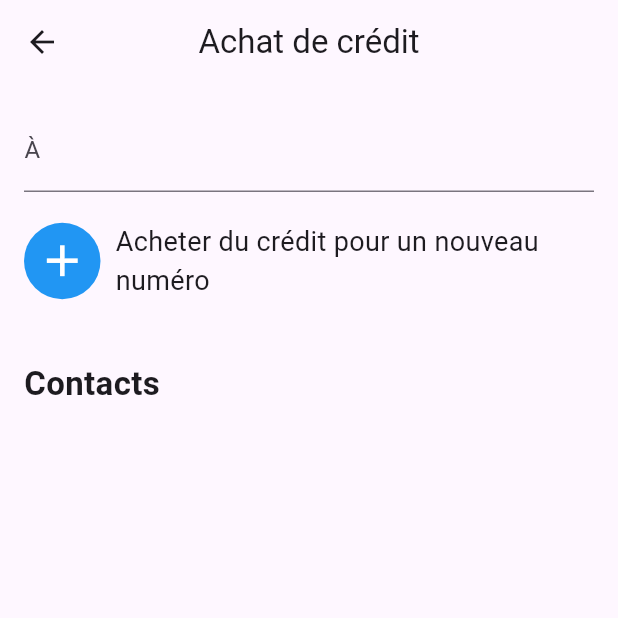
After one commit to cyborgfeep/esmt_dar_2025, a Flutter app: the screen it shows after launch, after a tap on "10.000F", after a tap on "Crédit", on a phone screen of 412 x 824 dp, the top half of it. The commit adds this screen. Run offline on Flutter 3.47's test engine with Material 3 defaults, Android fonts, the phone set to English and light mode, and no system bars; our stand-ins replace camera, flutter_contacts, google_fonts, pretty_qr_code, sqflite, toggle_switch; accounts and stored records are empty.

Commit message:
Quarter Commit

```diff
--- /dev/null
+++ b/lib/models/fav_contacts.dart
@@ -0,0 +1,26 @@
+final String tableContact = 'contact';
+final String columnId = '_id';
+final String columnName = 'name';
+final String columnPhone = 'phone';
+
+class FavContact {
+  int? id;
+  String? name;
+  String? phone;
+
+  FavContact({this.id, this.name, this.phone});
+
+  Map<String, Object?> toMap() {
+    var map = <String, Object?>{columnName: name, columnPhone: phone};
+    if (id != null) {
+      map[columnId] = id;
+    }
+    return map;
+  }
+
+  FavContact.fromMap(Map<dynamic, dynamic> map) {
+    id = map[columnId];
+    name = map[columnName];
+    phone = map[columnPhone];
+  }
+}
--- a/lib/screens/home_screen.dart
+++ b/lib/screens/home_screen.dart
@@ -1,11 +1,11 @@
 import 'package:cours_dar_2025/models/option.dart';
 import 'package:cours_dar_2025/models/transaction.dart';
 import 'package:cours_dar_2025/screens/scan_screen.dart';
+import 'package:cours_dar_2025/screens/transaction_screen.dart';
 import 'package:cours_dar_2025/utils/constants.dart';
 import 'package:cours_dar_2025/widgets/card_widget.dart';
 import 'package:flutter/material.dart';
 import 'package:google_fonts/google_fonts.dart';
-import 'package:pretty_qr_code/pretty_qr_code.dart';
 
 class HomeScreen extends StatefulWidget {
   const HomeScreen({super.key});
@@ -197,7 +197,18 @@ class _HomeScreenState extends State<HomeScreen> {
     required String title,
     required IconData icon,
   }) {
-    return Column(
+    return GestureDetector(
+      onTap: () {
+        if (title == "Transfert" || title == "Crédit") {
+          Navigator.push(
+            context,
+            MaterialPageRoute(
+              builder: (context) => TransactionScreen(title: title),
+            ),
+          );
+        }
+      },
+      child: Column(
         children: [
           Container(
             padding: EdgeInsets.all(12),
@@ -210,6 +221,7 @@ class _HomeScreenState extends State<HomeScreen> {
           SizedBox(height: 5),
           Text(title, style: GoogleFonts.aBeeZee(fontSize: 14)),
         ],
+      ),
     );
   }
 }
--- /dev/null
+++ b/lib/screens/transaction_screen.dart
@@ -0,0 +1,234 @@
+import 'package:cours_dar_2025/models/fav_contacts.dart';
+import 'package:cours_dar_2025/services/database_helper.dart';
+import 'package:flutter/material.dart';
+import 'package:flutter_contacts/flutter_contacts.dart';
+import 'package:google_fonts/google_fonts.dart';
+import 'package:sqflite/sqflite.dart';
+
+class TransactionScreen extends StatefulWidget {
+  final String title;
+
+  const TransactionScreen({super.key, required this.title});
+
+  @override
+  State<TransactionScreen> createState() => _TransactionScreenState();
+}
+
+class _TransactionScreenState extends State<TransactionScreen> {
+  List<Contact> contactList = [];
+  List<FavContact> favContactList = [];
+  bool isLoading = false;
+  DatabaseHelper databaseHelper = DatabaseHelper();
+
+  @override
+  void initState() {
+    super.initState();
+    getContacts();
+    getFavContacts();
+  }
+
+  getFavContacts() async {
+    var databasesPath = await getDatabasesPath();
+    String path = "$databasesPath/contacts.db";
+    databaseHelper.open(path).then((value) {
+      databaseHelper.getFavContacts().then((value) {
+        favContactList = value;
+        setState(() {});
+      });
+    });
+  }
+
+  getContacts() async {
+    setState(() {
+      isLoading = true;
+    });
+    if (await FlutterContacts.requestPermission()) {
+      contactList = await FlutterContacts.getContacts(withProperties: true);
+      contactList.removeWhere((element) => element.phones.isEmpty);
+      contactList.removeWhere(
+        (element) => !element.phones.first.normalizedNumber.startsWith("+221"),
+      );
+      setState(() {
+        isLoading = false;
+      });
+    }
+  }
+
+  @override
+  Widget build(BuildContext context) {
+    return Scaffold(
+      appBar: AppBar(
+        title: Text(
+          widget.title == "Transfert"
+              ? "Envoyer de l'argent"
+              : "Achat de crédit",
+        ),
+        centerTitle: true,
+      ),
+      body: Padding(
+        padding: const EdgeInsets.all(16.0),
+        child: SingleChildScrollView(
+          child: Column(
+            crossAxisAlignment: CrossAxisAlignment.start,
+            children: [
+              TextField(decoration: InputDecoration(labelText: "À")),
+              SizedBox(height: 20),
+              Row(
+                children: [
+                  Container(
+                    decoration: BoxDecoration(
+                      color: Colors.blue,
+                      borderRadius: BorderRadius.circular(45),
+                    ),
+                    padding: EdgeInsets.all(8),
+                    child: Icon(Icons.add, color: Colors.white, size: 35),
+                  ),
+                  SizedBox(width: 10),
+                  Flexible(
+                    child: Text(
+                      widget.title == "Transfert"
+                          ? "Saisir un nouveau numéro"
+                          : "Acheter du crédit pour un nouveau numéro",
+                      //maxLines: 1,
+                      //overflow: TextOverflow.ellipsis,
+                      style: GoogleFonts.aBeeZee(fontSize: 18),
+                    ),
+                  ),
+                ],
+              ),
+              SizedBox(height: 20),
+              favContactList.isNotEmpty
+                  ? Column(
+                    children: [
+                      Text(
+                        "Favoris",
+                        style: GoogleFonts.aBeeZee(
+                          fontSize: 22,
+                          fontWeight: FontWeight.w600,
+                        ),
+                      ),
+                      SizedBox(height: 10),
+                    ],
+                  )
+                  : SizedBox.shrink(),
+              ListView.builder(
+                shrinkWrap: true,
+                physics: ClampingScrollPhysics(),
+                itemCount: favContactList.length,
+                itemBuilder: (context, index) {
+                  FavContact fc = favContactList[index];
+                  return GestureDetector(
+                    onDoubleTap: () {
+                      databaseHelper.delete(fc.id!).then((value) {
+                        setState(() {
+                          getFavContacts();
+                        });
+                      });
+                    },
+                    child: contactWidget(name: fc.name!, phone: fc.phone!),
+                  );
+                },
+              ),
+              SizedBox(height: 20),
+              Text(
+                "Contacts",
+                style: GoogleFonts.aBeeZee(
+                  fontSize: 22,
+                  fontWeight: FontWeight.w600,
+                ),
+              ),
+              isLoading
+                  ? Center(child: CircularProgressIndicator())
+                  : ListView.builder(
+                    shrinkWrap: true,
+                    physics: ClampingScrollPhysics(),
+                    itemCount:
+                        contactList.length > 50 ? 50 : contactList.length,
+                    itemBuilder: (context, index) {
+                      Contact c = contactList[index];
+                      String number = c.phones.first.normalizedNumber
+                          .replaceAll("+221", "");
+
+                      return GestureDetector(
+                        onDoubleTap: () {
+                          FavContact fc = FavContact(
+                            name: c.displayName,
+                            phone: number,
+                          );
+                          databaseHelper.insert(fc).then((value) {
+                            setState(() {
+                              getFavContacts();
+                            });
+                          });
+                        },
+                        child: contactWidget(
+                          name: c.displayName,
+                          phone: number,
+                        ),
+                      );
+                    },
+                  ),
+            ],
+          ),
+        ),
+      ),
+    );
+  }
+
+  Widget contactWidget({required String name, required String phone}) {
+    Color color =
+        phone.startsWith("77") || phone.startsWith("78")
+            ? Colors.orange
+            : phone.startsWith("76")
+            ? Colors.blue.shade900
+            : Colors.grey;
+    return Padding(
+      padding: const EdgeInsets.symmetric(vertical: 4.0),
+      child: Row(
+        children: [
+          widget.title == "Transfert"
+              ? Container(
+                padding: EdgeInsets.all(8),
+                decoration: BoxDecoration(
+                  color: Colors.grey.withValues(alpha: .2),
+                  borderRadius: BorderRadius.circular(45),
+                ),
+                child: Icon(Icons.person, color: Colors.grey),
+              )
+              : Container(
+                width: 50,
+                height: 50,
+                decoration: BoxDecoration(
+                  borderRadius: BorderRadius.circular(45),
+                  color: color,
+                ),
+              ),
+          SizedBox(width: 10),
+          Flexible(
+            child: Column(
+              crossAxisAlignment: CrossAxisAlignment.start,
+              children: [
+                Text(
+                  name,
+                  overflow: TextOverflow.ellipsis,
+                  style: GoogleFonts.aBeeZee(
+                    fontSize: 16,
+                    fontWeight: FontWeight.w600,
+                  ),
+                ),
+                Text(
+                  phone,
+                  style: GoogleFonts.aBeeZee(
+                    fontSize: 14,
+                    color: Colors.grey,
+                    fontWeight: FontWeight.w600,
+                  ),
+                ),
+              ],
+            ),
+          ),
+        ],
+      ),
+    );
+  }
+}
--- /dev/null
+++ b/lib/services/database_helper.dart
@@ -0,0 +1,72 @@
+import 'package:cours_dar_2025/models/fav_contacts.dart';
+import 'package:sqflite/sqflite.dart';
+
+class DatabaseHelper {
+  late Database db;
+
+  DatabaseHelper();
+
+  Future open(String path) async {
+    db = await openDatabase(
+      path,
+      version: 1,
+      onCreate: (Database db, int version) async {
+        await db.execute('''
+create table $tableContact (
+  $columnId integer primary key autoincrement,
+  $columnName text not null,
+  $columnPhone text not null)
+''');
+      },
+    );
+  }
+
+  Future<FavContact> insert(FavContact contact) async {
+    contact.id = await db.insert(tableContact, contact.toMap());
+    return contact;
+  }
+
+  Future<FavContact?> getFavContactById(int id) async {
+    List<Map> maps = await db.query(
+      tableContact,
+      columns: [columnId, columnName, columnPhone],
+      where: '$columnId = ?',
+      whereArgs: [id],
+    );
+    if (maps.isNotEmpty) {
+      return FavContact.fromMap(maps.first);
+    }
+    return null;
+  }
+
+  Future<List<FavContact>> getFavContacts() async {
+    List<FavContact> fav = [];
+    db.query(tableContact, columns: [columnId, columnName, columnPhone]).then((
+      value,
+    ) {
+      for (var c in value) {
+        fav.add(FavContact.fromMap(c));
+      }
+    });
+    return fav;
+  }
+
+  Future<int> delete(int id) async {
+    return await db.delete(
+      tableContact,
+      where: '$columnId = ?',
+      whereArgs: [id],
+    );
+  }
+
+  Future<int> update(FavContact contact) async {
+    return await db.update(
+      tableContact,
+      contact.toMap(),
+      where: '$columnId = ?',
+      whereArgs: [contact.id],
+    );
+  }
+
+  Future close() async => db.close();
+}
--- a/pubspec.yaml
+++ b/pubspec.yaml
@@ -38,6 +38,8 @@ dependencies:
   pretty_qr_code: ^3.4.0
   camera: ^0.11.1
   toggle_switch: ^2.3.0
+  flutter_contacts: ^1.1.9+2
+  sqflite: ^2.4.2
 
 
 dev_dependencies:
```
Also changed, not shown: pubspec.lock, 2 other files. Lines whose indentation alone changed are shown as unchanged.
